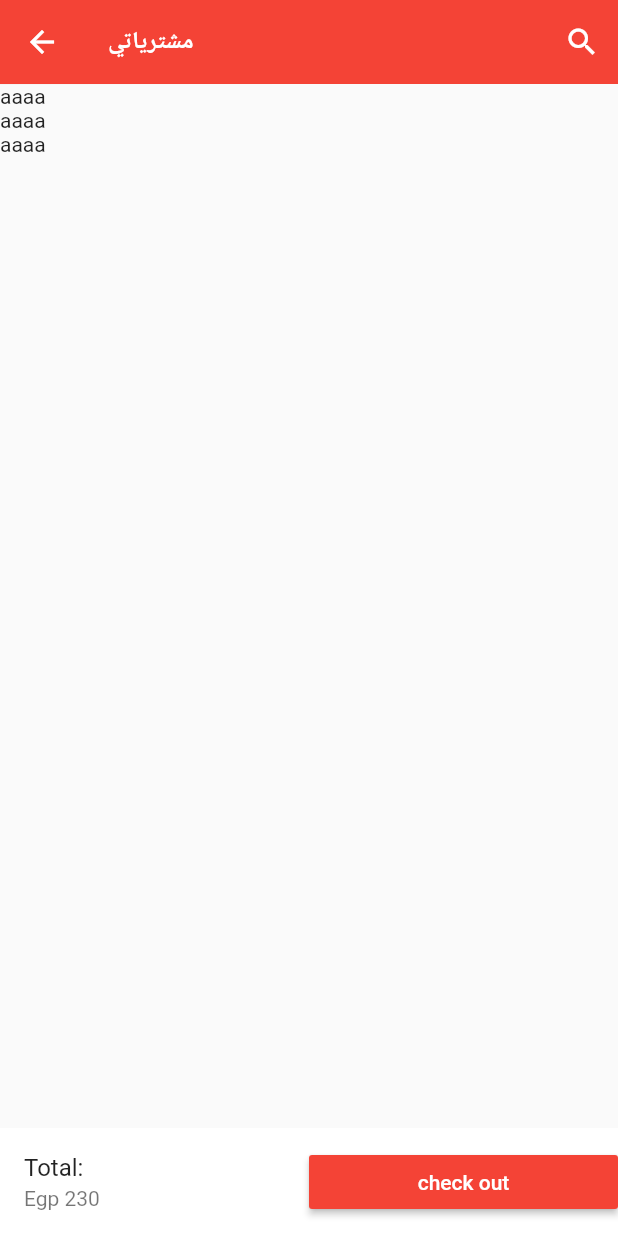
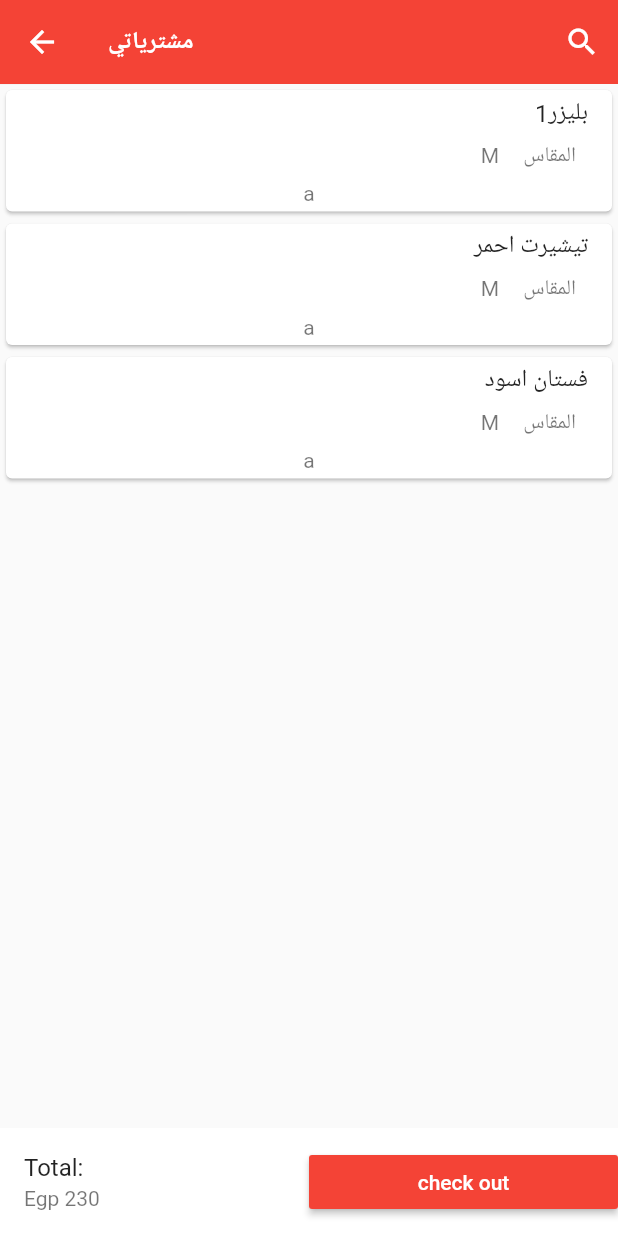
Before and after one commit to mamdouh45/flutter_ec, a Flutter app: the Cart screen opened directly, on a phone screen of 412 x 824 dp. Run offline on Flutter 3.47's test engine with Material 2 defaults, Android fonts, the phone set to English and light mode, and no system bars; our stand-ins replace carousel_pro.

Commit message:
first app commerce

```diff
--- a/lib/componets/cart_products.dart
+++ b/lib/componets/cart_products.dart
@@ -1,4 +1,14 @@
+import 'package:flutter/cupertino.dart';
 import 'package:flutter/material.dart';
+
+/*
+* first create class builder list  & define var [ the product list] this is info of product insert cart class
+* ( get info cart model )create class to get info final and make constructor
+* return class Single_cart_product in ListView.builder(-- itemBuilder function (){}
+* return Single_cart_product this is constructor (input final var : index to var Product_on_the_Cart )
+* design card widget to view info cart her
+*
+* */
 
 class Cart_products extends StatefulWidget {
   @override
@@ -6,14 +16,96 @@ class Cart_products extends StatefulWidget {
 }
 
 class _Cart_productsState extends State<Cart_products> {
+  var Product_on_the_Cart = [
+    {
+      "name": "بليزر1",
+      "picture": "images/products/blazer1.jpeg",
+      "price": 85,
+      "size": "M",
+      "Color": "red",
+      "quantity": 1,
+    },
+    {
+      "name": "تيشيرت احمر",
+      "picture": "images/products/dress1.jpeg",
+      "price": 50,
+      "size": "M",
+      "Color": "yellow",
+      "quantity": 2,
+    },
+    {
+      "name": "فستان اسود",
+      "picture": "images/products/dress2.jpeg",
+      "price": 50,
+      "size": "M",
+      "Color": "red",
+      "quantity": 1,
+    },
+  ];
+
   @override
   Widget build(BuildContext context) {
     //================= first ListView.builder
     return ListView.builder(
-      itemCount: 3,
+      itemCount: Product_on_the_Cart.length,
       itemBuilder: (context, index) {
-        return Text("aaaa");
+        /* her *  return Single_cart_product this is constructor (input final var : index to var Product_on_the_Cart )*/
+        return Single_cart_product(
+          cart_prod_name: Product_on_the_Cart[index]["name"],
+          cart_prod_pricture: Product_on_the_Cart[index]["picture"],
+          cart_prod_price: Product_on_the_Cart[index]["price"],
+          cart_prod_size: Product_on_the_Cart[index]["size"],
+          cart_prod_color: Product_on_the_Cart[index]["color"],
+          cart_prod_Qty: Product_on_the_Cart[index]["quantity"],
+        );
       },
     );
   }
 }
+
+class Single_cart_product extends StatelessWidget {
+  final cart_prod_name;
+  final cart_prod_pricture;
+  final cart_prod_price;
+  final cart_prod_size;
+  final cart_prod_color;
+  final cart_prod_Qty;
+
+  Single_cart_product(
+      {this.cart_prod_name,
+      this.cart_prod_pricture,
+      this.cart_prod_price,
+      this.cart_prod_size,
+      this.cart_prod_color,
+      this.cart_prod_Qty});
+
+  @override
+  Widget build(BuildContext context) {
+    return Card(
+      child: ListTile(
+        title: Text(
+          cart_prod_name,
+          textDirection: TextDirection.rtl,
+        ),
+        subtitle: Column(
+          children: [
+            Row(
+              textDirection: TextDirection.rtl,
+              children: [
+                Padding(
+                  padding: EdgeInsets.all(8.0),
+                  child: Text("المقاس"),
+                ),
+                Padding(
+                  padding: EdgeInsets.all(8.0),
+                  child: Text(cart_prod_size),
+                )
+              ],
+            ),
+            Text("a"),
+          ],
+        ),
+      ),
+    );
+  }
+}
```
